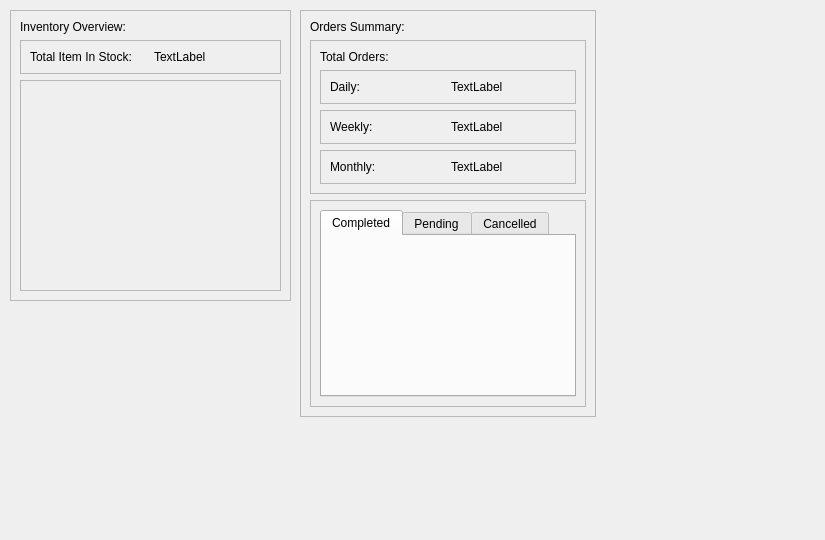
The window that app/src/ui/dashboard_page.ui (Kazu0210/Inventory-System) describes before a commit, drawn with Qt 5.
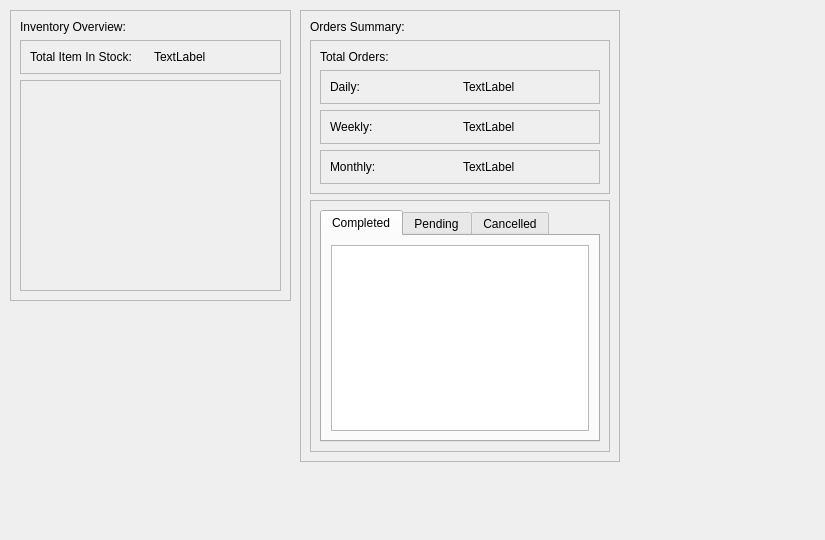
The same window after the commit.

Commit message: added complete, pending, cancelled list to show orders

```diff
--- a/app/src/ui/dashboard_page.ui
+++ b/app/src/ui/dashboard_page.ui
@@ -110,8 +110,8 @@
     <rect>
      <x>300</x>
      <y>10</y>
-     <width>296</width>
-     <height>407</height>
+     <width>320</width>
+     <height>452</height>
     </rect>
    </property>
    <property name="frameShape">
@@ -243,6 +243,11 @@
           <attribute name="title">
            <string>Completed</string>
           </attribute>
+          <layout class="QVBoxLayout" name="verticalLayout_5">
+           <item>
+            <widget class="QListWidget" name="completed_order_listWidget"/>
+           </item>
+          </layout>
          </widget>
          <widget class="QWidget" name="tab_3">
           <attribute name="title">
```
Left out of the diff: 10 changed lines with no effect on the pictures. The commit also changes 5 other files.
